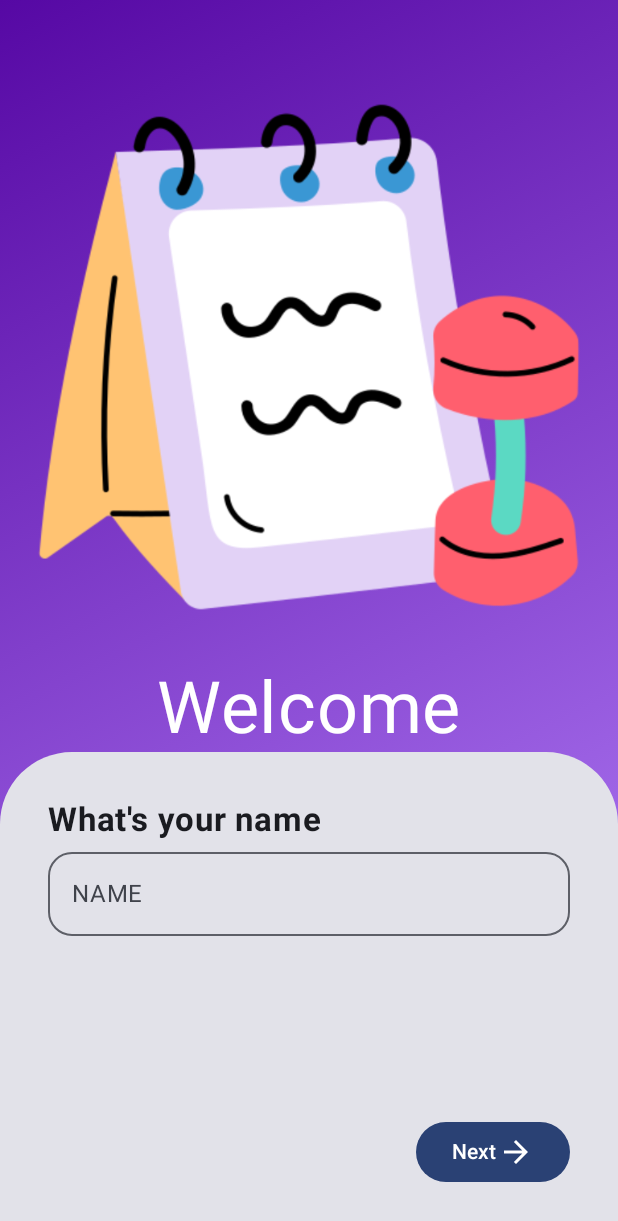
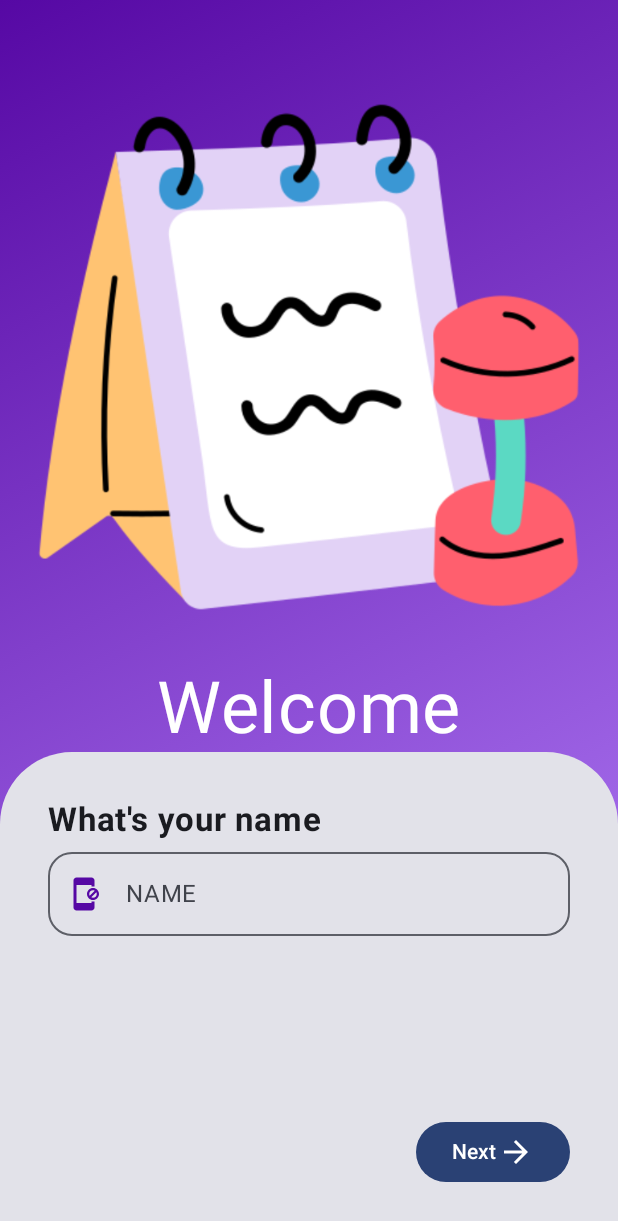
Before and after one commit to moh4b-z/APP_BMI_BB, an Android app built with Jetpack Compose: the screen it shows after launch (MainActivity), on a phone screen of 412 x 824 dp. Shown: the top 1221 px of the screen. Run offline under Robolectric (Android 15) with nearby library versions, the phone set to English and light mode, and no system bars.

Commit message:
Tela inicial feita

```diff
--- a/app/build.gradle.kts
+++ b/app/build.gradle.kts
@@ -56,4 +56,5 @@ dependencies {
     androidTestImplementation(libs.androidx.ui.test.junit4)
     debugImplementation(libs.androidx.ui.tooling)
     debugImplementation(libs.androidx.ui.test.manifest)
+    implementation(libs.androidx.material.icons.extended.android)
 }
--- a/app/src/main/java/br/senai/sp/jandira/bmi/screens/TelaInicial.kt
+++ b/app/src/main/java/br/senai/sp/jandira/bmi/screens/TelaInicial.kt
@@ -11,7 +11,9 @@ import androidx.compose.foundation.layout.fillMaxWidth
 import androidx.compose.foundation.layout.height
 import androidx.compose.foundation.layout.padding
 import androidx.compose.foundation.shape.RoundedCornerShape
+import androidx.compose.foundation.text.KeyboardOptions
 import androidx.compose.material.icons.Icons
+import androidx.compose.material.icons.filled.AppBlocking
 import androidx.compose.material.icons.filled.ArrowForward
 import androidx.compose.material3.Button
 import androidx.compose.material3.Card
@@ -20,6 +22,8 @@ import androidx.compose.material3.OutlinedTextField
 import androidx.compose.material3.Text
 import androidx.compose.material3.TextField
 import androidx.compose.runtime.Composable
+import androidx.compose.runtime.mutableStateOf
+import androidx.compose.runtime.remember
 import androidx.compose.ui.Alignment
 import androidx.compose.ui.Modifier
 import androidx.compose.ui.graphics.Brush
@@ -27,6 +31,8 @@ import androidx.compose.ui.graphics.Color
 import androidx.compose.ui.res.painterResource
 import androidx.compose.ui.res.stringResource
 import androidx.compose.ui.text.font.FontWeight
+import androidx.compose.ui.text.input.KeyboardCapitalization
+import androidx.compose.ui.text.input.KeyboardType
 import androidx.compose.ui.tooling.preview.Preview
 import androidx.compose.ui.unit.dp
 import androidx.compose.ui.unit.sp
@@ -37,6 +43,9 @@ import org.w3c.dom.Text
 fun TelaInical(
     modifier: Modifier = Modifier
 ) {
+    var nomeState = remember {
+        mutableStateOf(value = "")
+    }
     Box(
         modifier = Modifier
             .fillMaxSize()
@@ -89,8 +98,10 @@ fun TelaInical(
                             fontWeight = FontWeight.Bold
                         )
                         OutlinedTextField(
-                            value = "",
-                            onValueChange = {},
+                            value = nomeState.value,
+                            onValueChange = {
+                                nomeState.value = it
+                            },
                             modifier = Modifier
                                 .fillMaxWidth(),
                             shape = RoundedCornerShape(16.dp),
@@ -98,7 +109,19 @@ fun TelaInical(
                                 Text(
                                     text = stringResource(R.string.whatname)
                                 )
-                            }
+                            },
+                            leadingIcon = {
+                                Icon(
+                                    imageVector = Icons.Default.AppBlocking,
+                                    contentDescription = "",
+                                    tint = Color(0xFF5608A4)
+                                )
+                            },
+                            keyboardOptions = KeyboardOptions(
+                                keyboardType = KeyboardType.Text,
+                                capitalization = KeyboardCapitalization.Characters
+                            )
+
                         )
                     }
 
--- /dev/null
+++ b/app/src/main/java/br/senai/sp/jandira/bmi/screens/UserDataScreen.kt
@@ -0,0 +1 @@
+package br.senai.sp.jandira.bmi.screens
--- a/gradle/libs.versions.toml
+++ b/gradle/libs.versions.toml
@@ -8,9 +8,11 @@ espressoCore = "3.6.1"
 lifecycleRuntimeKtx = "2.8.7"
 activityCompose = "1.10.0"
 composeBom = "2024.04.01"
+materialIconsExtendedAndroid = "1.7.8"
 
 [libraries]
 androidx-core-ktx = { group = "androidx.core", name = "core-ktx", version.ref = "coreKtx" }
+androidx-material-icons-extended-android = { module = "androidx.compose.material:material-icons-extended-android", version.ref = "materialIconsExtendedAndroid" }
 junit = { group = "junit", name = "junit", version.ref = "junit" }
 androidx-junit = { group = "androidx.test.ext", name = "junit", version.ref = "junitVersion" }
 androidx-espresso-core = { group = "androidx.test.espresso", name = "espresso-core", version.ref = "espressoCore" }
```
